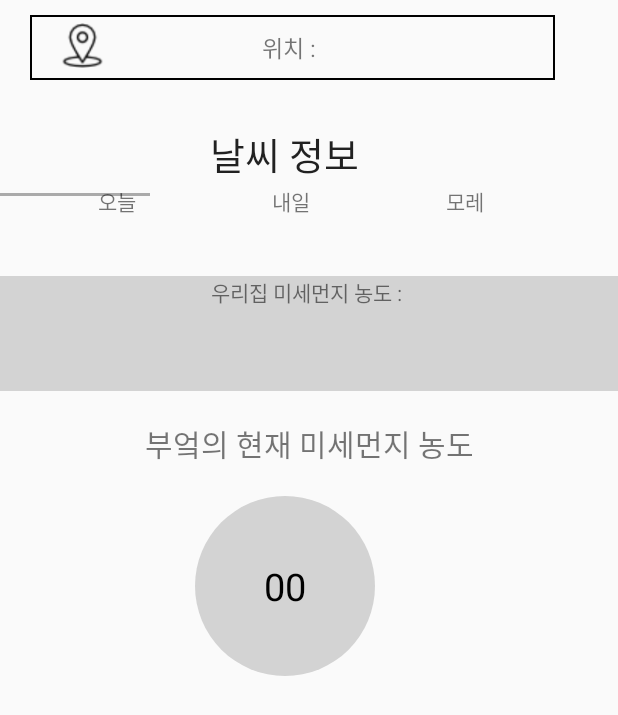
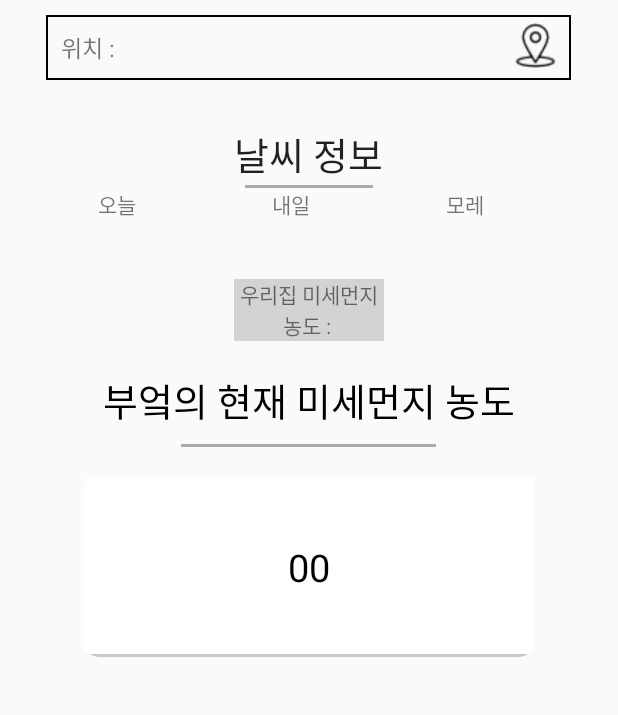
Before and after one commit to Juungmin/WindowHelper, an Android app: the layout tab_fragment_1.xml on its own in the app's theme, with its tools: preview values and no code run, on a phone screen of 412 x 824 dp. Shown: the top 715 px of the screen. Run offline under Robolectric (Android 15) with nearby library versions, the light colour scheme and no system bars; Roboto replaces fonts that are not available here.

Commit message:
First Page UI

```diff
--- a/app/src/main/java/com/example/jotoo/myapplication/TabFragment1.java
+++ b/app/src/main/java/com/example/jotoo/myapplication/TabFragment1.java
@@ -88,10 +88,12 @@ public class TabFragment1 extends Fragment {
         context = getActivity();
 
         TextView tv_main = (TextView)rootView.findViewById(R.id.main);
+        TextView kit_Title = (TextView)rootView.findViewById(R.id.kitchen_Title);
 
 
         Typeface typeface1 = Typeface.createFromAsset(context.getAssets(),"BMJUA_ttf.ttf");
         tv_main.setTypeface(typeface1);
+        kit_Title.setTypeface(typeface1);
 
         gps_text = (TextView)rootView.findViewById(R.id.gps_text);
 
--- a/app/src/main/res/layout/tab_fragment_1.xml
+++ b/app/src/main/res/layout/tab_fragment_1.xml
@@ -5,18 +5,18 @@
     android:orientation="vertical"
     android:focusable="true"
     android:focusableInTouchMode="true"
-    android:weightSum="1">
+    >
+
     <RelativeLayout
         android:layout_width="match_parent"
         android:layout_height="wrap_content">
 
         <TextView
             android:id="@+id/gps_text"
-            android:layout_marginLeft="20dp"
             android:layout_marginTop="10dp"
             android:background="@drawable/xml_border"
             android:padding="10dp"
-            android:textAlignment="center"
+            android:layout_centerHorizontal="true"
             android:textSize="15dp"
             android:text="위치 : "
             android:layout_width="350dp"
@@ -24,35 +24,35 @@
 
         <Button
             android:background="@drawable/gps"
+            android:layout_marginRight="40dp"
             android:layout_marginTop="15dp"
-            android:layout_marginLeft="40dp"
+            android:layout_alignParentRight="true"
             android:layout_width="30dp"
             android:layout_height="30dp" />
 
     </RelativeLayout>
-    <RelativeLayout
-        android:layout_width="wrap_content"
-        android:layout_height="wrap_content"
-        >
 
         <TextView
             android:id="@+id/main"
-            android:layout_width="match_parent"
+            android:layout_width="wrap_content"
             android:layout_height="40dp"
             android:textAppearance="?android:attr/textAppearanceLarge"
             android:text="날씨 정보"
             android:textSize="25dp"
             android:layout_marginTop="30dp"
-            android:paddingLeft="140dp"
+            android:layout_gravity="center"
             />
 
         <TextView
             android:background="@android:color/darker_gray"
-            android:layout_below="@+id/main"
-            android:layout_marginTop="5dp"
+            android:layout_width="85dp"
             android:layout_gravity="center"
-            android:layout_width="100dp"
             android:layout_height="2dp" />
+
+    <RelativeLayout
+        android:layout_width="wrap_content"
+        android:layout_height="wrap_content"
+        >
 
         <TextView
             android:id="@+id/today_text"
@@ -145,32 +145,42 @@
 
     <TextView
         android:id="@+id/tv_dust"
-        android:layout_width="match_parent"
+        android:layout_width="100dp"
         android:layout_height="wrap_content"
-        android:layout_weight="0.13"
+        android:layout_gravity="center"
         android:background="#D3D3D3"
         android:gravity="center_horizontal"
         android:text="우리집 미세먼지 농도 : " />
 
 
     <TextView
+        android:id="@+id/kitchen_Title"
         android:layout_width="match_parent"
         android:layout_height="wrap_content"
         android:layout_marginTop="20dp"
-        android:textSize="20dp"
+        android:textSize="25dp"
+        android:textColor="@android:color/black"
         android:text="부엌의 현재 미세먼지 농도"
         android:gravity="center_horizontal"/>
 
     <TextView
+        android:background="@android:color/darker_gray"
+        android:layout_marginTop="10dp"
+        android:layout_gravity="center"
+        android:layout_width="170dp"
+        android:layout_height="2dp" />
+
+
+    <TextView
         android:id="@+id/kitchen_per"
+        android:gravity="center"
         android:layout_marginTop="20dp"
-        android:layout_marginLeft="130dp"
-        android:layout_width="120dp"
+        android:layout_width="300dp"
         android:layout_height="120dp"
         android:textSize="25dp"
         android:text="00"
-        android:gravity="center"
-        android:background="@drawable/circle_shape"
+        android:layout_gravity="center"
+        android:background="@drawable/background_selector"
         android:textColor="#000000"
         />
 
--- a/app/src/main/res/layout/tab_fragment_2.xml
+++ b/app/src/main/res/layout/tab_fragment_2.xml
@@ -14,7 +14,7 @@
         android:layout_alignParentStart="true"
         android:layout_gravity="center"
         android:layout_marginTop="30dp"
-        android:text="우리집 미세먼지 농도"
+        android:text="우리집 담배연기 농도"
         android:textAppearance="?android:attr/textAppearanceLarge" />
 
     <TextView
```
